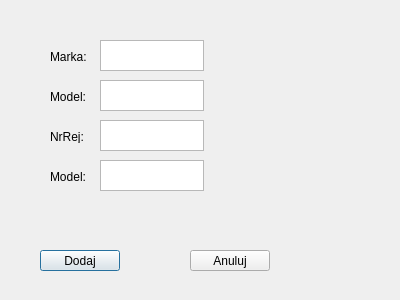
The window that dodajdobazy.ui (mgrebla/QT-SQLite-database-browser) describes before a commit, drawn with Qt 5.
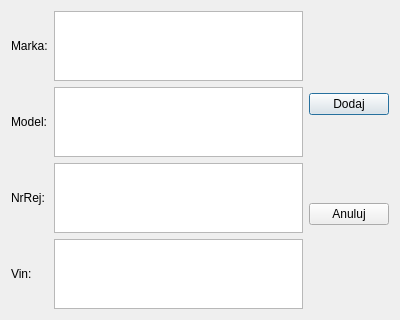
The same window after the commit.

Commit message: Changed layouts, added msg dialogs, added #pragma once, MyThread fixes

What changed in the file:
```diff
--- a/dodajdobazy.ui
+++ b/dodajdobazy.ui
@@ -13,124 +13,74 @@
   <property name="windowTitle">
    <string>Dialog</string>
   </property>
-  <widget class="QPushButton" name="pbSecDodaj">
-   <property name="geometry">
-    <rect>
-     <x>40</x>
-     <y>250</y>
-     <width>80</width>
-     <height>21</height>
-    </rect>
-   </property>
-   <property name="text">
-    <string>Dodaj</string>
-   </property>
-  </widget>
-  <widget class="QPushButton" name="pbAnuluj">
-   <property name="geometry">
-    <rect>
-     <x>190</x>
-     <y>250</y>
-     <width>80</width>
-     <height>21</height>
-    </rect>
-   </property>
-   <property name="text">
-    <string>Anuluj</string>
-   </property>
-  </widget>
-  <widget class="QTextEdit" name="teMarka">
-   <property name="geometry">
-    <rect>
-     <x>100</x>
-     <y>40</y>
-     <width>104</width>
-     <height>31</height>
-    </rect>
-   </property>
-  </widget>
-  <widget class="QTextEdit" name="teModel">
-   <property name="geometry">
-    <rect>
-     <x>100</x>
-     <y>80</y>
-     <width>104</width>
-     <height>31</height>
-    </rect>
-   </property>
-  </widget>
-  <widget class="QTextEdit" name="teNrRej">
-   <property name="geometry">
-    <rect>
-     <x>100</x>
-     <y>120</y>
-     <width>104</width>
-     <height>31</height>
-    </rect>
-   </property>
-  </widget>
-  <widget class="QTextEdit" name="teVin">
-   <property name="geometry">
-    <rect>
-     <x>100</x>
-     <y>160</y>
-     <width>104</width>
-     <height>31</height>
-    </rect>
-   </property>
-  </widget>
+  <layout class="QHBoxLayout" name="horizontalLayout">
+   <item>
+    <layout class="QVBoxLayout" name="verticalLayout">
+     <item>
   <widget class="QLabel" name="label">
-   <property name="geometry">
-    <rect>
-     <x>50</x>
-     <y>50</y>
-     <width>47</width>
-     <height>13</height>
-    </rect>
-   </property>
    <property name="text">
     <string>Marka:</string>
    </property>
   </widget>
+     </item>
+     <item>
   <widget class="QLabel" name="label_2">
-   <property name="geometry">
-    <rect>
-     <x>50</x>
-     <y>90</y>
-     <width>47</width>
-     <height>13</height>
-    </rect>
-   </property>
    <property name="text">
     <string>Model:</string>
    </property>
   </widget>
+     </item>
+     <item>
   <widget class="QLabel" name="label_3">
-   <property name="geometry">
-    <rect>
-     <x>50</x>
-     <y>130</y>
-     <width>47</width>
-     <height>13</height>
-    </rect>
-   </property>
    <property name="text">
     <string>NrRej:</string>
    </property>
   </widget>
+     </item>
+     <item>
   <widget class="QLabel" name="label_4">
-   <property name="geometry">
-    <rect>
-     <x>50</x>
-     <y>170</y>
-     <width>47</width>
-     <height>13</height>
-    </rect>
-   </property>
+       <property name="text">
+        <string>Vin:</string>
+       </property>
+      </widget>
+     </item>
+    </layout>
+   </item>
+   <item>
+    <layout class="QVBoxLayout" name="verticalLayout_2">
+     <item>
+      <widget class="QTextEdit" name="teMarka"/>
+     </item>
+     <item>
+      <widget class="QTextEdit" name="teModel"/>
+     </item>
+     <item>
+      <widget class="QTextEdit" name="teNrRej"/>
+     </item>
+     <item>
+      <widget class="QTextEdit" name="teVin"/>
+     </item>
+    </layout>
+   </item>
+   <item>
+    <layout class="QVBoxLayout" name="verticalLayout_3">
+     <item>
+      <widget class="QPushButton" name="pbSecDodaj">
    <property name="text">
-    <string>Model:</string>
-   </property>
-  </widget>
+        <string>Dodaj</string>
+       </property>
+      </widget>
+     </item>
+     <item>
+      <widget class="QPushButton" name="pbAnuluj">
+       <property name="text">
+        <string>Anuluj</string>
+       </property>
+      </widget>
+     </item>
+    </layout>
+   </item>
+  </layout>
  </widget>
  <resources/>
  <connections/>
```
Lines whose indentation alone changed are shown as unchanged. The commit also changes 14 other files.
